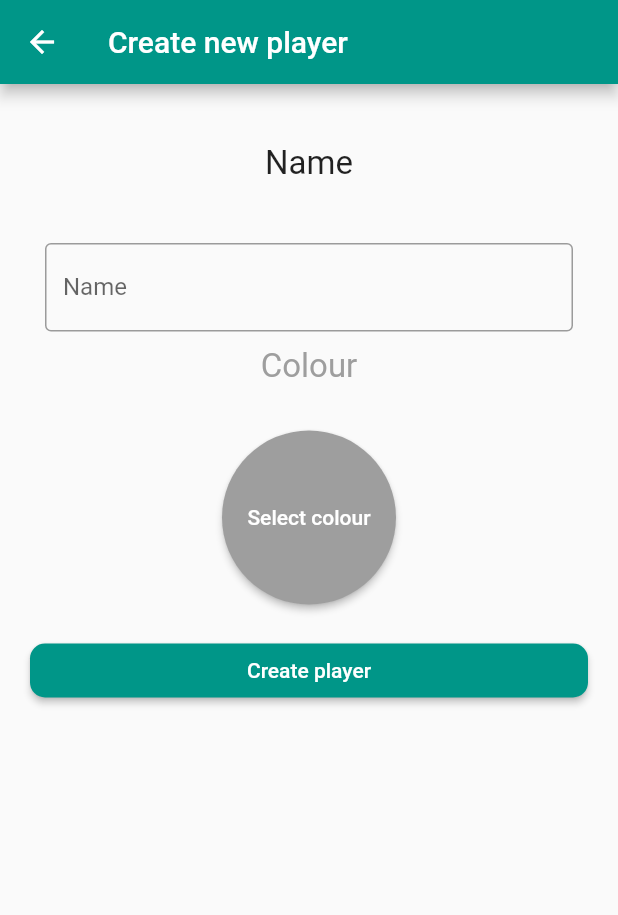
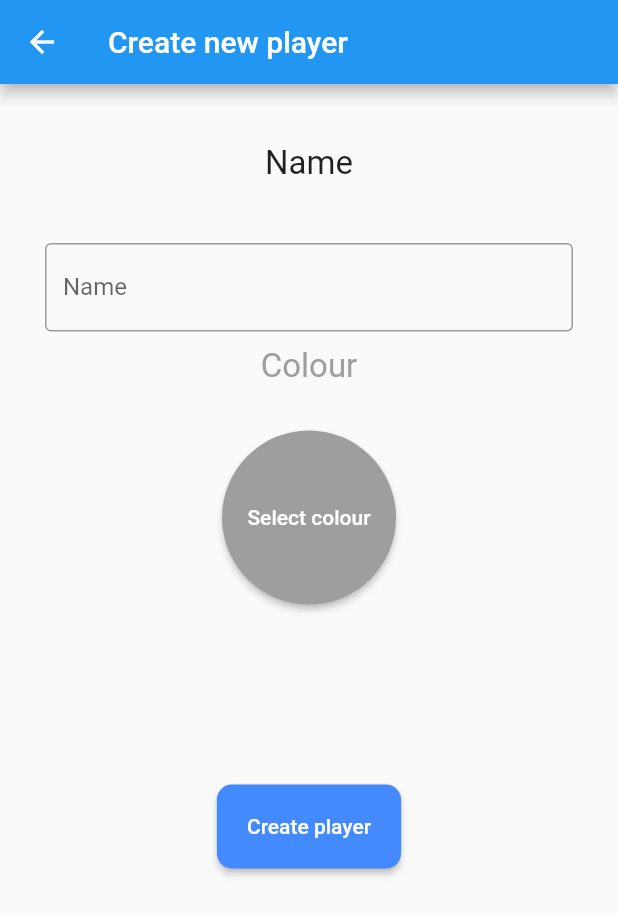
Before and after one commit to Joja81/Up-and-down-the-river-scoring-app, a Flutter app: the screen it shows after launch, after a tap on "Add player", on a phone screen of 412 x 824 dp. Shown: the top 915 px of the screen. Run offline on Flutter 3.47's test engine with Material 2 defaults, Android fonts, the phone set to English and light mode, and no system bars; our stand-ins replace flutter_phoenix, flutter_slidable, numberpicker, rflutter_alert; missing offline and left inert: flutter_material_color_picker; statements that could not run were skipped.

Commit message:
Bug fixes
Fixed various bugs

```diff
--- a/up_and_down_the_river/lib/CreatePlayerScreen.dart
+++ b/up_and_down_the_river/lib/CreatePlayerScreen.dart
@@ -81,14 +81,17 @@ class CreatePlayerState extends State<CreatePlayer> {
               },
             ),
           ),
-          Padding(
-            padding: const EdgeInsets.symmetric(
-              horizontal: 20.0,
+          SizedBox(
+            height: 100,
           ),
-            child: RaisedButton(
+          Row(
+            mainAxisAlignment: MainAxisAlignment.center,
+            children: <Widget>[
+              RaisedButton(
+                  padding: EdgeInsets.all(20),
                   shape: RoundedRectangleBorder(
                       borderRadius: BorderRadius.circular(10.0)),
-                color: Theme.of(context).primaryColor,
+                  color: Theme.of(context).accentColor,
                   child: Text(
                     'Create player',
                     style: TextStyle(
@@ -111,7 +114,8 @@ class CreatePlayerState extends State<CreatePlayer> {
                           DialogButton(
                             child: Text(
                               "Ok",
-                            style: TextStyle(color: Colors.white, fontSize: 20),
+                              style:
+                                  TextStyle(color: Colors.white, fontSize: 20),
                             ),
                             onPressed: () => Navigator.pop(context),
                             width: 120,
@@ -120,6 +124,7 @@ class CreatePlayerState extends State<CreatePlayer> {
                       ).show();
                     }
                   }),
+            ],
           ),
         ]),
       ),
--- a/up_and_down_the_river/lib/main.dart
+++ b/up_and_down_the_river/lib/main.dart
@@ -7,7 +7,10 @@ void main() {
   runApp(Phoenix(
     //Phoenix allows the application to be restarted at the end of the game
     child: MaterialApp(
-      theme: ThemeData(primarySwatch: Colors.teal),
+      theme: ThemeData(
+        primaryColor: Colors.blue,
+        accentColor: Colors.blueAccent,
+      ),
       title: 'Up and down the river',
       home: SelectPlayer(),
     ),
--- a/up_and_down_the_river/lib/startScreen.dart
+++ b/up_and_down_the_river/lib/startScreen.dart
@@ -44,6 +44,10 @@ class SelectPlayerState extends State<SelectPlayer> {
               horizontal: 100.0,
             ),
             child: FlatButton(
+              shape: RoundedRectangleBorder(
+                borderRadius: BorderRadius.circular(10.0),
+              ),
+              color: Theme.of(context).accentColor,
               padding: EdgeInsets.all(20.0),
               child: Center(
                 child: Column(
@@ -86,8 +90,14 @@ class SelectPlayerState extends State<SelectPlayer> {
         ]),
       ),
       floatingActionButton: FloatingActionButton.extended(
-        icon: Icon(Icons.person_add),
-        label: Text("Add player"),
+        icon: Icon(
+          Icons.person_add,
+          color: Colors.white,
+        ),
+        label: Text(
+          "Add player",
+          style: TextStyle(color: Colors.white),
+        ),
         onPressed: getNewPlayer,
       ),
     );
```
Lines whose indentation alone changed are shown as unchanged.
